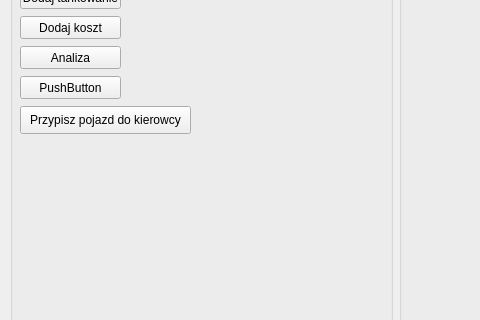
The window that mainmenugui.ui (Barto-Paja/iDocCar) describes before a commit, drawn with Qt 5; both pictures show x 0 to 480 and y 124 to 444 of the 800 by 600 pixel window.
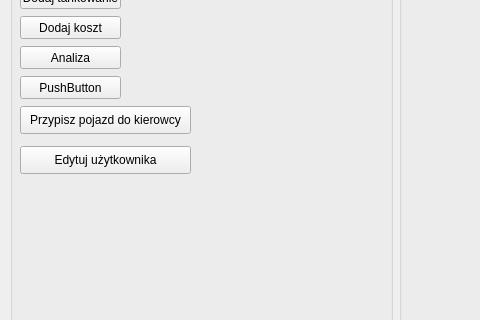
The same window after the commit.

Diff of the .ui file:
```diff
--- a/mainmenugui.ui
+++ b/mainmenugui.ui
@@ -114,6 +114,19 @@
          <string>Przypisz pojazd do kierowcy</string>
         </property>
        </widget>
+       <widget class="QPushButton" name="pushButton_7">
+        <property name="geometry">
+         <rect>
+          <x>10</x>
+          <y>220</y>
+          <width>171</width>
+          <height>28</height>
+         </rect>
+        </property>
+        <property name="text">
+         <string>Edytuj użytkownika</string>
+        </property>
+       </widget>
       </widget>
      </item>
     </layout>
```
